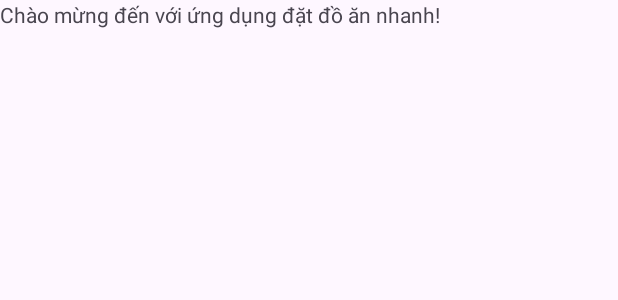
After one commit to hoanglongjpg/FastDine, an Android app: the layout activity_customer.xml on its own in the app's theme, with its tools: preview values and no code run, on a phone screen of 412 x 824 dp. The commit adds this screen. Shown: the top 300 px of the screen. Run offline under Robolectric (Android 15) with nearby library versions, the phone set to English and light mode, and no system bars.

```diff
--- a/app/src/main/java/com/fastdine/utt/RegisterActivity.java
+++ b/app/src/main/java/com/fastdine/utt/RegisterActivity.java
@@ -84,4 +84,5 @@ public class RegisterActivity extends AppCompatActivity {
                     }
                 });
     }
+
 }
--- /dev/null
+++ b/app/src/main/res/layout/activity_customer.xml
@@ -0,0 +1,14 @@
+<?xml version="1.0" encoding="utf-8"?>
+<LinearLayout xmlns:android="http://schemas.android.com/apk/res/android"
+    android:layout_width="match_parent"
+    android:layout_height="match_parent"
+    android:orientation="vertical">
+
+    <TextView
+        android:id="@+id/textView"
+        android:layout_width="wrap_content"
+        android:layout_height="wrap_content"
+        android:text="Chào mừng đến với ứng dụng đặt đồ ăn nhanh!" />
+
+    <!-- Thêm các phần tử giao diện khác như danh sách món ăn, giỏ hàng -->
+</LinearLayout>
```
Also changed, not shown: app/build.gradle.kts (+6 -1 lines), app/src/main/AndroidManifest.xml (+9 -0 lines), app/src/main/java/com/fastdine/utt/CustomerActivity.java (added, +13 -0 lines), app/src/main/java/com/fastdine/utt/LoginActivity.java (+27 -3 lines), app/src/main/java/com/fastdine/utt/OwnerActivity.java (added, +15 -0 lines), app/src/main/res/layout/activity_owner.xml (added, +14 -0 lines), 474 other files.
